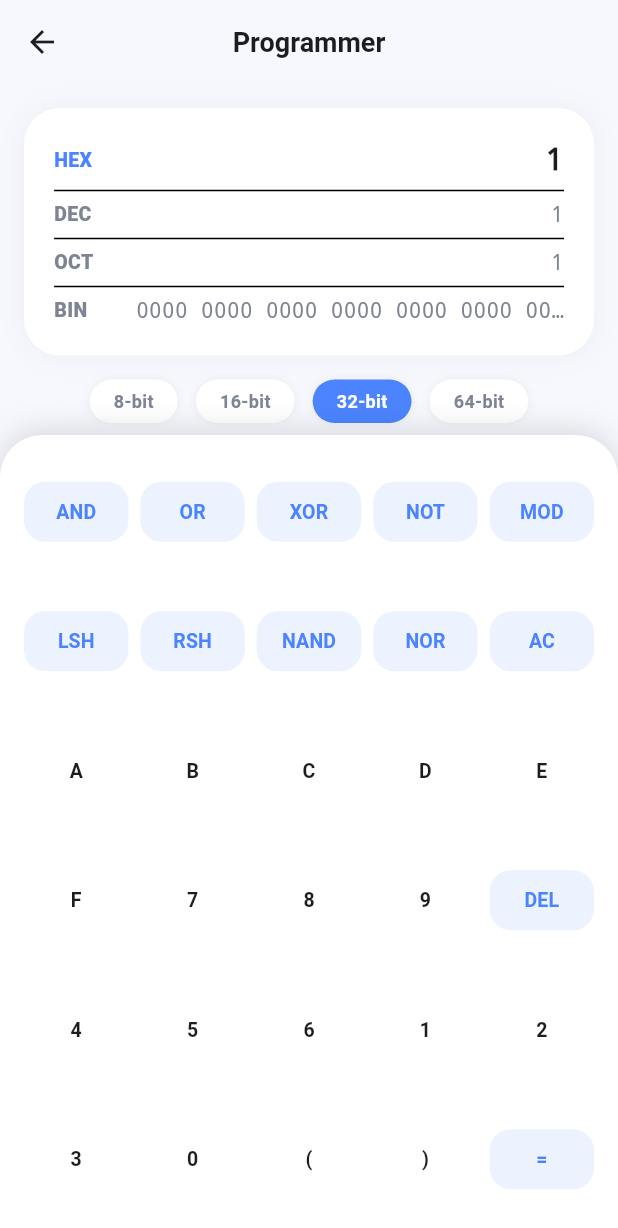
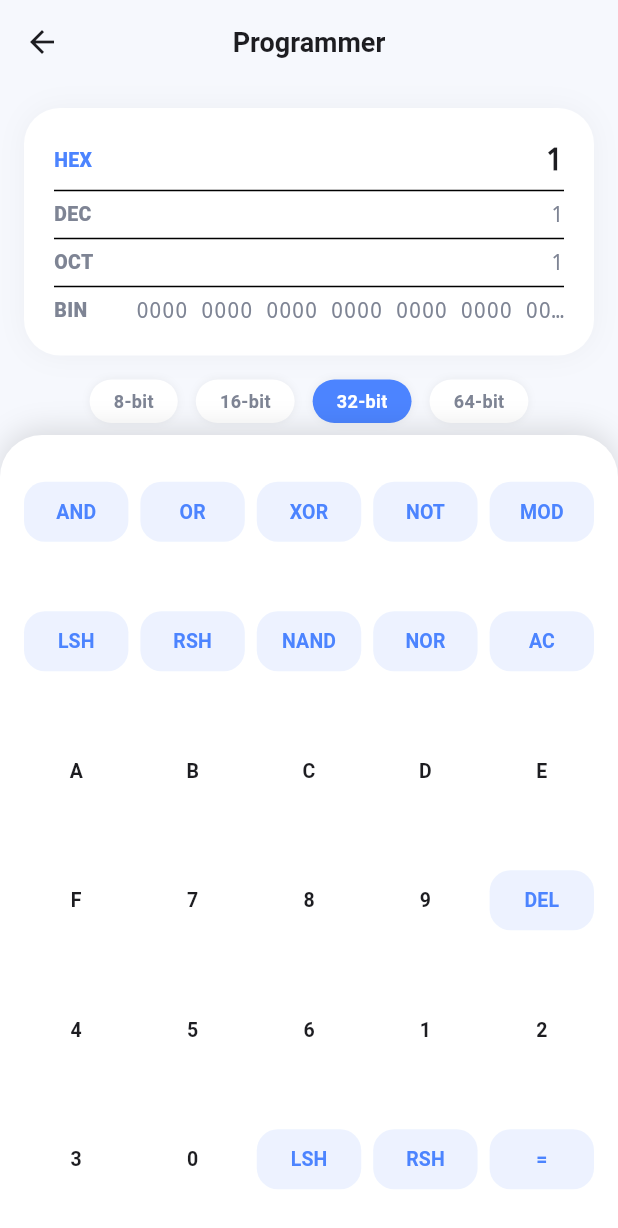
Before and after one commit to michaelfrancoodev/NetCalc, a Flutter app: the ProgrammerScreen screen opened directly, after a tap on "HEX", on a phone screen of 412 x 824 dp. Shown: the top 1228 px of the screen. Run offline on Flutter 3.47's test engine with Material 3 defaults, Android fonts, the phone set to English and light mode, and no system bars; our stand-ins replace shared_preferences; accounts and stored records are empty.

Commit message:
feat: update programmer keyboard layout with shift and right shift keys

```diff
--- a/lib/screens/programmer_screen.dart
+++ b/lib/screens/programmer_screen.dart
@@ -277,7 +277,7 @@ class _ProgrammerScreenState extends State<ProgrammerScreen> {
             _pRow(['A', 'B', 'C', 'D', 'E']),
             _pRow(['F', '7', '8', '9', 'DEL']),
             _pRow(['4', '5', '6', '1', '2']),
-            _pRow(['3', '0', '(', ')', '=']),
+            _pRow(['3', '0', 'LSH', 'RSH', '=']),
           ] else ...[
             _pRow(['7', '8', '9', 'LSH', 'RSH']),
             _pRow(['4', '5', '6', 'DEL', 'AC']),
@@ -291,7 +291,7 @@ class _ProgrammerScreenState extends State<ProgrammerScreen> {
   Widget _pRow(List<String> labels) => Expanded(
         child: Row(
           children: labels.map((l) {
-            final enabled = _isOp(l) || _isValidDigit(l) || l == '(' || l == ')' || l == '=';
+            final enabled = _isOp(l) || _isValidDigit(l) || l == '=' || l == 'DEL' || l == 'AC';
             return Expanded(
               child: Padding(
                 padding: const EdgeInsets.all(4),
```
